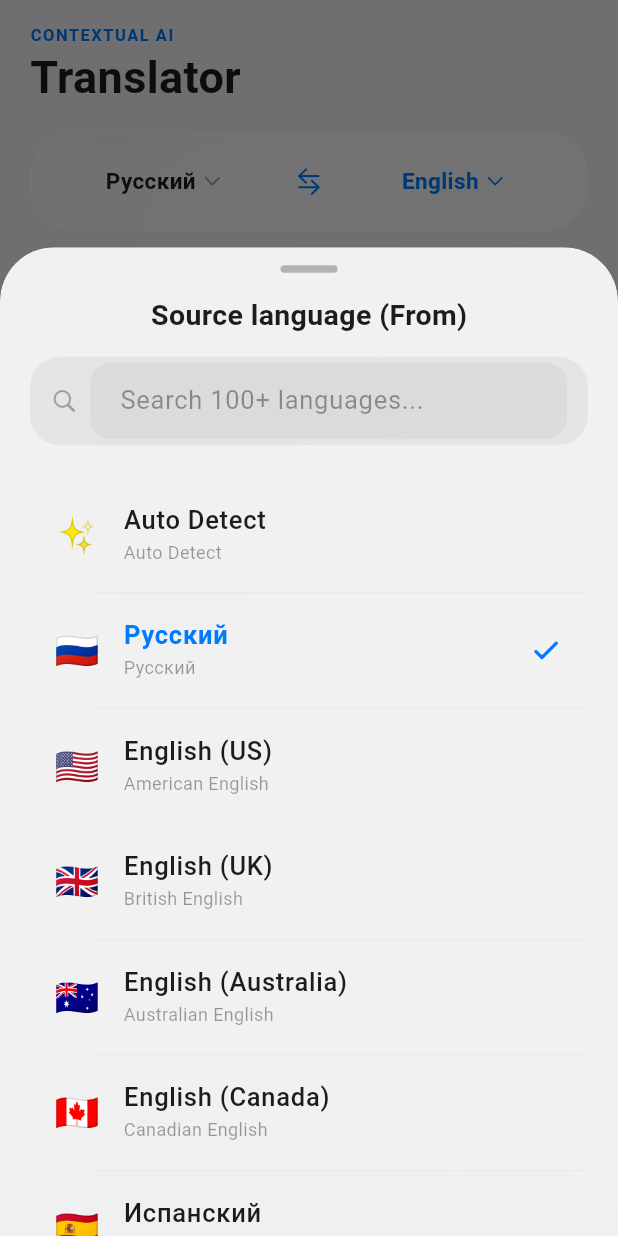
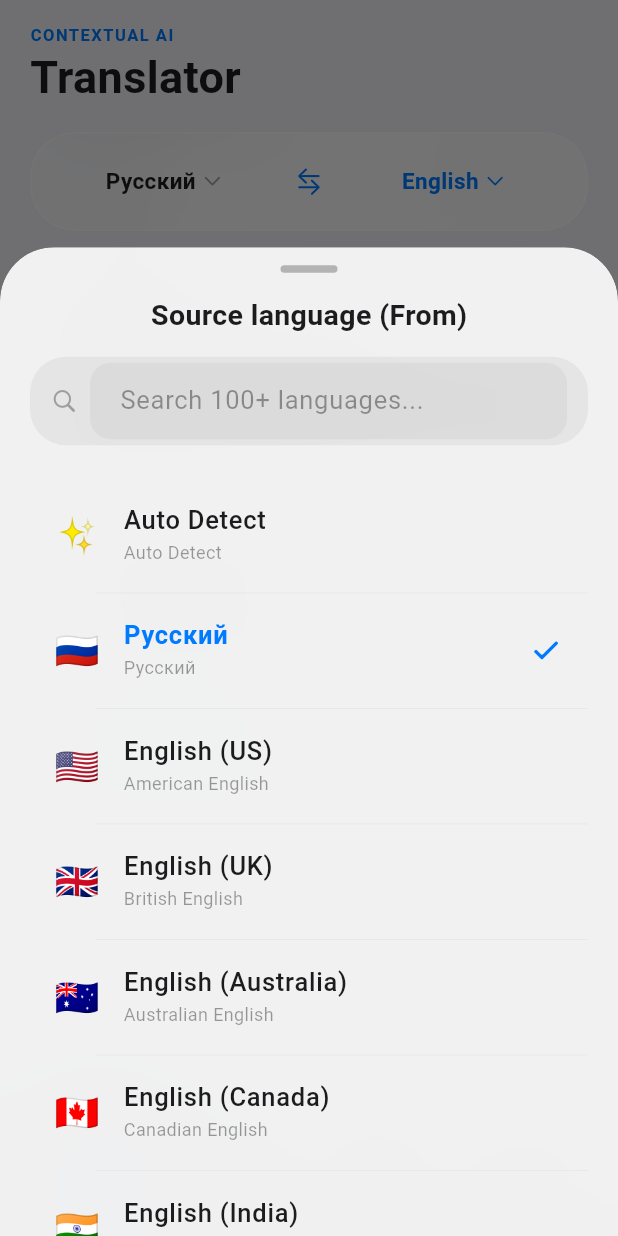
Before and after one commit to daurge-fff/ai-translator, a Flutter app: the MainNavigationShell screen opened directly, after a tap on "Русский", on a phone screen of 412 x 824 dp. Run offline on Flutter 3.47's test engine with Material 3 defaults, Android fonts, the phone set to English and light mode, and no system bars; drawn by our look-alikes of flutter_animate; our stand-ins replace dio, drift, drift_flutter, flutter_riverpod, flutter_secure_storage, flutter_svg and 4 more; accounts and stored records are empty; generated files the repository leaves out were written again; network calls fail.

Commit message:
Enhance language support and UI improvements across multiple screens

```diff
--- a/lib/core/constants/languages.dart
+++ b/lib/core/constants/languages.dart
@@ -34,22 +34,41 @@ class WorldLanguages {
     LanguageItem(code: 'en-UK', name: 'English (UK)', nativeName: 'British English', flag: '🇬🇧', regionalVariant: 'UK'),
     LanguageItem(code: 'en-AU', name: 'English (Australia)', nativeName: 'Australian English', flag: '🇦🇺', regionalVariant: 'AU'),
     LanguageItem(code: 'en-CA', name: 'English (Canada)', nativeName: 'Canadian English', flag: '🇨🇦', regionalVariant: 'CA'),
+    LanguageItem(code: 'en-IN', name: 'English (India)', nativeName: 'Indian English', flag: '🇮🇳', regionalVariant: 'IN'),
+    LanguageItem(code: 'en-PH', name: 'English (Philippines)', nativeName: 'Philippine English', flag: '🇵🇭', regionalVariant: 'PH'),
     LanguageItem(code: 'es', name: 'Испанский', nativeName: 'Español', flag: '🇪🇸'),
+    LanguageItem(code: 'es-MX', name: 'Español (México)', nativeName: 'Español mexicano', flag: '🇲🇽', regionalVariant: 'MX'),
+    LanguageItem(code: 'es-AR', name: 'Español (Argentina)', nativeName: 'Español argentino', flag: '🇦🇷', regionalVariant: 'AR'),
+    LanguageItem(code: 'es-PR', name: 'Español (Puerto Rico)', nativeName: 'Español puertorriqueño', flag: '🇵🇷', regionalVariant: 'PR'),
+    LanguageItem(code: 'es-CO', name: 'Español (Colombia)', nativeName: 'Español colombiano', flag: '🇨🇴', regionalVariant: 'CO'),
+    LanguageItem(code: 'es-CL', name: 'Español (Chile)', nativeName: 'Español chileno', flag: '🇨🇱', regionalVariant: 'CL'),
+    LanguageItem(code: 'es-CU', name: 'Español (Cuba)', nativeName: 'Español cubano', flag: '🇨🇺', regionalVariant: 'CU'),
+    LanguageItem(code: 'es-DO', name: 'Español (República Dominicana)', nativeName: 'Español dominicano', flag: '🇩🇴', regionalVariant: 'DO'),
     LanguageItem(code: 'fr', name: 'Французский', nativeName: 'Français', flag: '🇫🇷'),
+    LanguageItem(code: 'fr-CA', name: 'Français (Canada)', nativeName: 'Français canadien', flag: '🇨🇦', regionalVariant: 'CA'),
+    LanguageItem(code: 'fr-BE', name: 'Français (Belgique)', nativeName: 'Français belge', flag: '🇧🇪', regionalVariant: 'BE'),
+    LanguageItem(code: 'fr-CH', name: 'Français (Suisse)', nativeName: 'Français suisse', flag: '🇨🇭', regionalVariant: 'CH'),
     LanguageItem(code: 'de', name: 'Немецкий', nativeName: 'Deutsch', flag: '🇩🇪'),
+    LanguageItem(code: 'de-AT', name: 'Deutsch (Österreich)', nativeName: 'Österreichisches Deutsch', flag: '🇦🇹', regionalVariant: 'AT'),
+    LanguageItem(code: 'de-CH', name: 'Deutsch (Schweiz)', nativeName: 'Schweizerdeutsch', flag: '🇨🇭', regionalVariant: 'CH'),
     LanguageItem(code: 'it', name: 'Итальянский', nativeName: 'Italiano', flag: '🇮🇹'),
     LanguageItem(code: 'pt-PT', name: 'Португальский (Португалия)', nativeName: 'Português', flag: '🇵🇹'),
     LanguageItem(code: 'pt-BR', name: 'Португальский (Бразилия)', nativeName: 'Português do Brasil', flag: '🇧🇷'),
+    LanguageItem(code: 'pt-AO', name: 'Português (Africa)', nativeName: 'Português africano', flag: '🇦🇴', regionalVariant: 'AO'),
     LanguageItem(code: 'zh-CN', name: 'Китайский (Упрощенный)', nativeName: '简体中文', flag: '🇨🇳'),
     LanguageItem(code: 'zh-TW', name: 'Китайский (Традиционный)', nativeName: '繁體中文', flag: '🇹🇼'),
+    LanguageItem(code: 'zh-HK', name: '中文 (香港)', nativeName: '繁體中文（香港）', flag: '🇭🇰', regionalVariant: 'HK'),
     LanguageItem(code: 'ja', name: 'Японский', nativeName: '日本語', flag: '🇯🇵'),
     LanguageItem(code: 'ko', name: 'Корейский', nativeName: '한국어', flag: '🇰🇷'),
     LanguageItem(code: 'ar', name: 'Арабский', nativeName: 'العربية', flag: '🇸🇦'),
+    LanguageItem(code: 'ar-EG', name: 'العربية (مصر)', nativeName: 'العربية المصرية', flag: '🇪🇬', regionalVariant: 'EG'),
+    LanguageItem(code: 'ar-AE', name: 'العربية (الإمارات)', nativeName: 'العربية الإماراتية', flag: '🇦🇪', regionalVariant: 'AE'),
     LanguageItem(code: 'tr', name: 'Турецкий', nativeName: 'Türkçe', flag: '🇹🇷'),
     LanguageItem(code: 'nl', name: 'Нидерландский', nativeName: 'Nederlands', flag: '🇳🇱'),
     LanguageItem(code: 'pl', name: 'Польский', nativeName: 'Polski', flag: '🇵🇱'),
     LanguageItem(code: 'uk', name: 'Украинский', nativeName: 'Українська', flag: '🇺🇦'),
     LanguageItem(code: 'hi', name: 'Хинди', nativeName: 'हिन्दी', flag: '🇮🇳'),
+    LanguageItem(code: 'hi-Latn', name: 'Hindi (Latin)', nativeName: 'Hinglish', flag: '🇮🇳', regionalVariant: 'Latn'),
     LanguageItem(code: 'he', name: 'Иврит', nativeName: 'עברית', flag: '🇮🇱'),
     LanguageItem(code: 'sv', name: 'Шведский', nativeName: 'Svenska', flag: '🇸🇪'),
     LanguageItem(code: 'no', name: 'Норвежский', nativeName: 'Norsk', flag: '🇳🇴'),
--- a/lib/main.dart
+++ b/lib/main.dart
@@ -101,7 +101,9 @@ class _MainNavigationShellState extends ConsumerState<MainNavigationShell> {
 
     return Scaffold(
       resizeToAvoidBottomInset: false,
-      body: NotificationListener<ScrollNotification>(
+      body: SafeArea(
+        bottom: false,
+        child: NotificationListener<ScrollNotification>(
           onNotification: _onScrollNotification,
           child: Stack(
             children: [
@@ -176,6 +178,7 @@ class _MainNavigationShellState extends ConsumerState<MainNavigationShell> {
             ],
           ),
         ),
+      ),
     );
   }
 }
--- a/lib/presentation/history/history_screen.dart
+++ b/lib/presentation/history/history_screen.dart
@@ -95,7 +95,12 @@ class _HistoryScreenState extends ConsumerState<HistoryScreen> {
               const SizedBox(height: 12),
 
               // Search field
-              TextField(
+              Container(
+                decoration: BoxDecoration(
+                  color: isDark ? Colors.white.withValues(alpha: 0.08) : Colors.black.withValues(alpha: 0.05),
+                  borderRadius: BorderRadius.circular(24),
+                ),
+                child: TextField(
                   controller: _searchController,
                   onChanged: (v) =>
                       setState(() => _query = v.trim().toLowerCase()),
@@ -126,6 +131,8 @@ class _HistoryScreenState extends ConsumerState<HistoryScreen> {
                         : null,
                     contentPadding:
                         const EdgeInsets.symmetric(horizontal: 16, vertical: 12),
+                    border: InputBorder.none,
+                  ),
                 ),
               ),
               const SizedBox(height: 12),
--- a/lib/presentation/profile/profile_screen.dart
+++ b/lib/presentation/profile/profile_screen.dart
@@ -31,6 +31,10 @@ class ProfileScreen extends ConsumerWidget {
         child: Column(
             crossAxisAlignment: CrossAxisAlignment.start,
             children: [
+              // Title + sign-out
+              Row(
+                mainAxisAlignment: MainAxisAlignment.spaceBetween,
+                children: [
                   Text(
                     context.l.profileTitle,
                     style: TextStyle(
@@ -41,6 +45,23 @@ class ProfileScreen extends ConsumerWidget {
                           : AppColors.lightTextPrimary,
                     ),
                   ).animate().fadeIn(duration: 400.ms, delay: 100.ms).slideX(begin: -0.08),
+                  GestureDetector(
+                    onTap: () {
+                      ref.read(authProvider.notifier).signOut();
+                    },
+                    child: Text(
+                      context.l.signOut,
+                      style: TextStyle(
+                        fontSize: 15,
+                        fontWeight: FontWeight.w500,
+                        color: isDark
+                            ? AppColors.darkTextSecondary
+                            : AppColors.lightTextSecondary,
+                      ),
+                    ),
+                  ),
+                ],
+              ),
               const SizedBox(height: 20),
 
               // User Info Card
@@ -80,8 +101,8 @@ class ProfileScreen extends ConsumerWidget {
                                   user.displayName,
                                   overflow: TextOverflow.ellipsis,
                                   style: const TextStyle(
-                                    fontSize: 18,
-                                    fontWeight: FontWeight.bold,
+                                    fontSize: 17,
+                                    fontWeight: FontWeight.w600,
                                   ),
                                 ),
                               ),
@@ -113,7 +134,7 @@ class ProfileScreen extends ConsumerWidget {
                             maxLines: 1,
                             overflow: TextOverflow.ellipsis,
                             style: TextStyle(
-                              fontSize: 14,
+                              fontSize: 13,
                               color: isDark
                                   ? AppColors.darkTextSecondary
                                   : AppColors.lightTextSecondary,
@@ -121,36 +142,6 @@ class ProfileScreen extends ConsumerWidget {
                           ),
                         ],
                       ),
-                    ),
-                  ],
-                ),
-              ),
-              const SizedBox(height: 20),
-
-              // Account panel
-              LiquidGlassPanel(
-                child: Column(
-                  children: [
-                    ListTile(
-                      leading: Icon(
-                          CupertinoIcons.person_crop_circle_badge_checkmark,
-                          color: accent),
-                      title: Text(context.l.googleAccount),
-                      subtitle: Text(context.l.signedInGoogle,
-                          style: const TextStyle(fontSize: 12)),
-                    ),
-                    ListTile(
-                      leading: const Icon(CupertinoIcons.square_arrow_right,
-                          color: AppColors.warning),
-                      title: Text(
-                        context.l.signOut,
-                        style: const TextStyle(
-                            color: AppColors.warning,
-                            fontWeight: FontWeight.w600),
-                      ),
-                      onTap: () {
-                        ref.read(authProvider.notifier).signOut();
-                      },
                     ),
                   ],
                 ),
@@ -166,7 +157,7 @@ class ProfileScreen extends ConsumerWidget {
                   color: isDark
                       ? AppColors.darkTextSecondary
                       : AppColors.lightTextSecondary,
-                  letterSpacing: 0.8,
+                  letterSpacing: 1.0,
                 ),
               ),
               const SizedBox(height: 10),
@@ -198,8 +189,6 @@ class ProfileScreen extends ConsumerWidget {
                       ],
                     ),
                     const SizedBox(height: 10),
-                    Row(
-                      children: [
                     _ThemeCard(
                       mode: ThemeMode.system,
                       current: themeState.themeMode,
@@ -209,16 +198,28 @@ class ProfileScreen extends ConsumerWidget {
                           .read(themeProvider.notifier)
                           .setThemeMode(ThemeMode.system),
                     ),
-                        const SizedBox(width: 10),
-                        _AccentCard(
-                          accent: accent,
-                          isDark: isDark,
-                        ),
                   ],
                 ),
-                    const SizedBox(height: 14),
-                    SizedBox(
-                      height: 44,
+              ),
+              const SizedBox(height: 20),
+
+              // Accent color
+              Text(
+                context.l.accentColor.toUpperCase(),
+                style: TextStyle(
+                  fontSize: 11,
+                  fontWeight: FontWeight.w700,
+                  color: isDark
+                      ? AppColors.darkTextSecondary
+                      : AppColors.lightTextSecondary,
+                  letterSpacing: 1.0,
+                ),
+              ),
+              const SizedBox(height: 10),
+              LiquidGlassPanel(
+                padding: const EdgeInsets.symmetric(horizontal: 16, vertical: 12),
+                child: SizedBox(
+                  height: 36,
                   child: ListView.separated(
                     scrollDirection: Axis.horizontal,
                     itemCount: BrandAccentColor.values.length,
@@ -234,7 +235,8 @@ class ProfileScreen extends ConsumerWidget {
                         },
                         child: AnimatedContainer(
                           duration: const Duration(milliseconds: 200),
-                              width: 44,
+                          width: 36,
+                          height: 36,
                           decoration: BoxDecoration(
                             shape: BoxShape.circle,
                             color: col.color,
@@ -256,8 +258,6 @@ class ProfileScreen extends ConsumerWidget {
                     },
                   ),
                 ),
-                  ],
-                ),
               ),
               const SizedBox(height: 20),
 
@@ -270,7 +270,7 @@ class ProfileScreen extends ConsumerWidget {
                   color: isDark
                       ? AppColors.darkTextSecondary
                       : AppColors.lightTextSecondary,
-                  letterSpacing: 0.8,
+                  letterSpacing: 1.0,
                 ),
               ),
               const SizedBox(height: 10),
@@ -280,7 +280,7 @@ class ProfileScreen extends ConsumerWidget {
                     SwitchListTile(
                       title: Text(context.l.reduceTransparency),
                       subtitle: Text(context.l.reduceTransparencyDesc,
-                          style: const TextStyle(fontSize: 12)),
+                          style: const TextStyle(fontSize: 13)),
                       secondary:
                           const Icon(CupertinoIcons.eye_slash, size: 20),
                       value: themeState.reduceTransparency,
@@ -301,7 +301,7 @@ class ProfileScreen extends ConsumerWidget {
                           const SizedBox(width: 12),
                           Expanded(
                             child: Text(context.l.language,
-                                style: const TextStyle(fontSize: 16)),
+                                style: const TextStyle(fontSize: 15)),
                           ),
                           CupertinoSlidingSegmentedControl<String>(
                             groupValue:
@@ -347,7 +347,7 @@ class ProfileScreen extends ConsumerWidget {
                     fontSize: 11,
                     fontWeight: FontWeight.w700,
                     color: AppColors.danger,
-                    letterSpacing: 0.8,
+                    letterSpacing: 1.0,
                   ),
                 ),
                 const SizedBox(height: 10),
@@ -397,7 +397,7 @@ class ProfileScreen extends ConsumerWidget {
                   color: isDark
                       ? AppColors.darkTextSecondary
                       : AppColors.lightTextSecondary,
-                  letterSpacing: 0.8,
+                  letterSpacing: 1.0,
                 ),
               ),
               const SizedBox(height: 10),
@@ -407,9 +407,10 @@ class ProfileScreen extends ConsumerWidget {
                       const Icon(CupertinoIcons.trash, color: AppColors.danger),
                   title: Text(
                     context.l.deleteAccount,
-                    style: TextStyle(
+                    style: const TextStyle(
                         color: AppColors.danger,
-                        fontWeight: FontWeight.w500),
+                        fontWeight: FontWeight.w500,
+                        fontSize: 15),
                   ),
                   onTap: () async {
                     final confirmed = await showGlassDialog<bool>(
@@ -451,6 +452,26 @@ class ProfileScreen extends ConsumerWidget {
                       }
                     }
                   },
+                ),
+              ),
+              const SizedBox(height: 24),
+
+              // Sign out button
+              Center(
+                child: GestureDetector(
+                  onTap: () {
+                    ref.read(authProvider.notifier).signOut();
+                  },
+                  child: Padding(
+                    padding: const EdgeInsets.symmetric(vertical: 16),
+                    child: Text(
+                      context.l.signOut,
+                      style: const TextStyle(
+                        color: AppColors.danger,
+                        fontSize: 15,
+                      ),
+                    ),
+                  ),
                 ),
               ),
               const SizedBox(height: 120),
@@ -539,63 +560,6 @@ class _ThemeCard extends StatelessWidget {
               ),
             ],
           ),
-        ),
-      ),
-    );
-  }
-}
-
-class _AccentCard extends StatelessWidget {
-  final Color accent;
-  final bool isDark;
-
-  const _AccentCard({required this.accent, required this.isDark});
-
-  @override
-  Widget build(BuildContext context) {
-    return Expanded(
-      child: Container(
-        decoration: BoxDecoration(
-          borderRadius: BorderRadius.circular(18),
-          color: accent.withValues(alpha: isDark ? 0.20 : 0.14),
-          border: Border.all(
-            color: accent.withValues(alpha: 0.5),
-            width: 2,
-          ),
-        ),
-        padding: const EdgeInsets.all(10),
-        child: Column(
-          children: [
-            Container(
-              height: 56,
-              decoration: BoxDecoration(
-                borderRadius: BorderRadius.circular(12),
-                color: accent.withValues(alpha: 0.25),
-              ),
-              child: Stack(
-                alignment: Alignment.center,
-                children: [
-                  Container(
-                    width: 34,
-                    height: 34,
-                    decoration: BoxDecoration(
-                      shape: BoxShape.circle,
-                      color: accent,
-                    ),
-                  ),
-                ],
-              ),
-            ),
-            const SizedBox(height: 8),
-            Text(
-              context.l.accentColor,
-              style: TextStyle(
-                fontSize: 13,
-                fontWeight: FontWeight.w600,
-                color: accent,
-              ),
-            ),
-          ],
         ),
       ),
     );
--- a/lib/presentation/widgets/language_selector_sheet.dart
+++ b/lib/presentation/widgets/language_selector_sheet.dart
@@ -101,7 +101,7 @@ class _LanguageSelectorSheetState extends ConsumerState<LanguageSelectorSheet> {
                   padding: const EdgeInsets.symmetric(horizontal: 14, vertical: 4),
                   decoration: BoxDecoration(
                     color: isDark ? Colors.white.withValues(alpha: 0.08) : Colors.black.withValues(alpha: 0.05),
-                    borderRadius: BorderRadius.circular(20),
+                    borderRadius: BorderRadius.circular(24),
                   ),
                   child: Row(
                     children: [
```
Also changed, not shown: lib/presentation/admin/admin_screen.dart (+40 -19 lines), lib/presentation/translate/translate_screen.dart (+19 -0 lines). Lines whose indentation alone changed are shown as unchanged.
